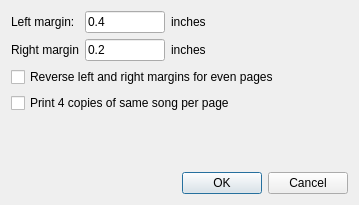
Above: src/softchordeditor_pdf_dialog.ui from matvey83/softChord before the change. Below: the same form after it.
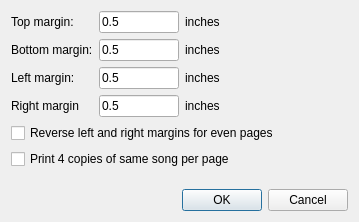
That is the form after the change.

Commit message: The PDF settings dialog box is now functional (except 4 songs per page).

The edit to the form file:
```diff
--- a/src/softchordeditor_pdf_dialog.ui
+++ b/src/softchordeditor_pdf_dialog.ui
@@ -7,7 +7,7 @@
     <x>0</x>
     <y>0</y>
     <width>359</width>
-    <height>205</height>
+    <height>222</height>
    </rect>
   </property>
   <property name="windowTitle">
@@ -17,13 +17,67 @@
    <item>
     <layout class="QGridLayout" name="gridLayout">
      <item row="0" column="0">
+      <widget class="QLabel" name="label_7">
+       <property name="text">
+        <string>Top margin:</string>
+       </property>
+      </widget>
+     </item>
+     <item row="0" column="1">
+      <widget class="QLineEdit" name="top_margin_ef">
+       <property name="maximumSize">
+        <size>
+         <width>80</width>
+         <height>16777215</height>
+        </size>
+       </property>
+       <property name="text">
+        <string>0.5</string>
+       </property>
+      </widget>
+     </item>
+     <item row="0" column="2">
+      <widget class="QLabel" name="label_6">
+       <property name="text">
+        <string>inches</string>
+       </property>
+      </widget>
+     </item>
+     <item row="1" column="0">
+      <widget class="QLabel" name="label_8">
+       <property name="text">
+        <string>Bottom margin:</string>
+       </property>
+      </widget>
+     </item>
+     <item row="1" column="1">
+      <widget class="QLineEdit" name="bottom_margin_ef">
+       <property name="maximumSize">
+        <size>
+         <width>80</width>
+         <height>16777215</height>
+        </size>
+       </property>
+       <property name="text">
+        <string>0.5</string>
+       </property>
+      </widget>
+     </item>
+     <item row="1" column="2">
+      <widget class="QLabel" name="label_5">
+       <property name="text">
+        <string>inches</string>
+       </property>
+      </widget>
+     </item>
+     <item row="2" column="0">
       <widget class="QLabel" name="label_2">
        <property name="text">
         <string>Left margin:</string>
        </property>
       </widget>
      </item>
-     <item row="0" column="1">
+     <item row="2" column="1">
       <widget class="QLineEdit" name="left_margin_ef">
        <property name="maximumSize">
         <size>
@@ -32,11 +86,18 @@
         </size>
        </property>
        <property name="text">
-        <string>0.4</string>
+        <string>0.5</string>
        </property>
       </widget>
      </item>
-     <item row="0" column="3" rowspan="2">
+     <item row="2" column="2">
+      <widget class="QLabel" name="label_3">
+       <property name="text">
+        <string>inches</string>
+       </property>
+      </widget>
+     </item>
+     <item row="2" column="3">
       <spacer name="horizontalSpacer">
        <property name="orientation">
         <enum>Qt::Horizontal</enum>
@@ -49,14 +110,14 @@
        </property>
       </spacer>
      </item>
-     <item row="1" column="0">
+     <item row="3" column="0">
       <widget class="QLabel" name="label">
        <property name="text">
         <string>Right margin</string>
        </property>
       </widget>
      </item>
-     <item row="1" column="1">
+     <item row="3" column="1">
       <widget class="QLineEdit" name="right_margin_ef">
        <property name="maximumSize">
         <size>
@@ -65,18 +126,11 @@
         </size>
        </property>
        <property name="text">
-        <string>0.2</string>
+        <string>0.5</string>
        </property>
       </widget>
      </item>
-     <item row="0" column="2">
-      <widget class="QLabel" name="label_3">
-       <property name="text">
-        <string>inches</string>
-       </property>
-      </widget>
-     </item>
-     <item row="1" column="2">
+     <item row="3" column="2">
       <widget class="QLabel" name="label_4">
        <property name="text">
         <string>inches</string>
@@ -107,7 +161,7 @@
      <property name="sizeHint" stdset="0">
       <size>
        <width>20</width>
-       <height>38</height>
+       <height>0</height>
       </size>
      </property>
     </spacer>
```
The commit also changes 1 other file.
